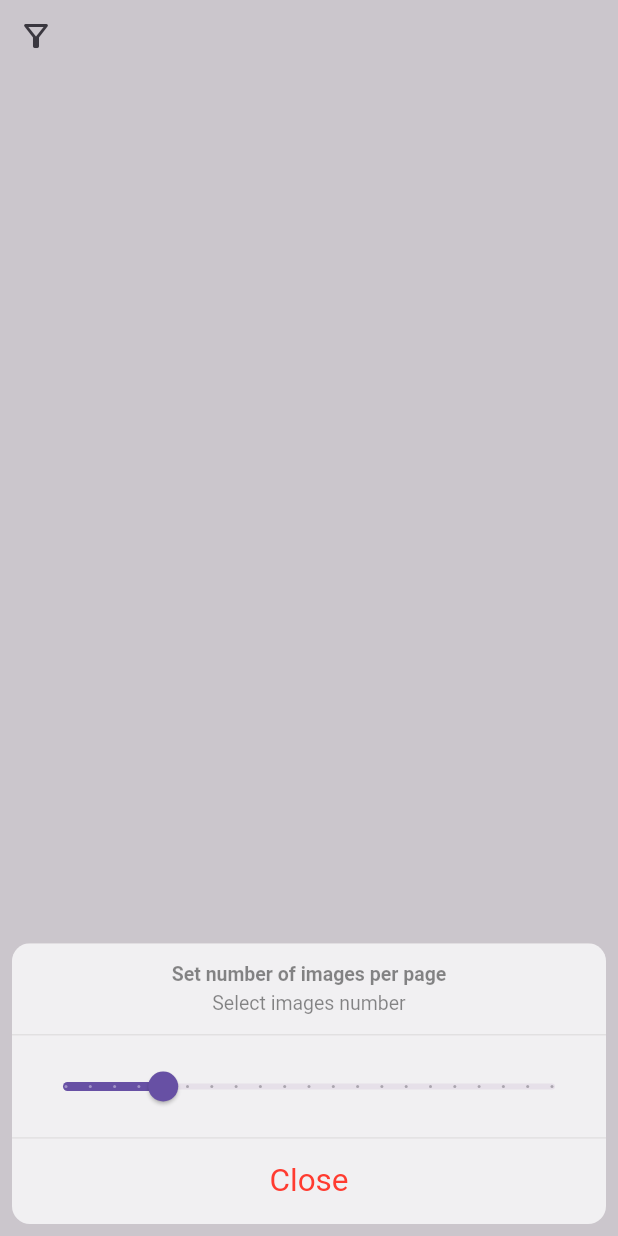
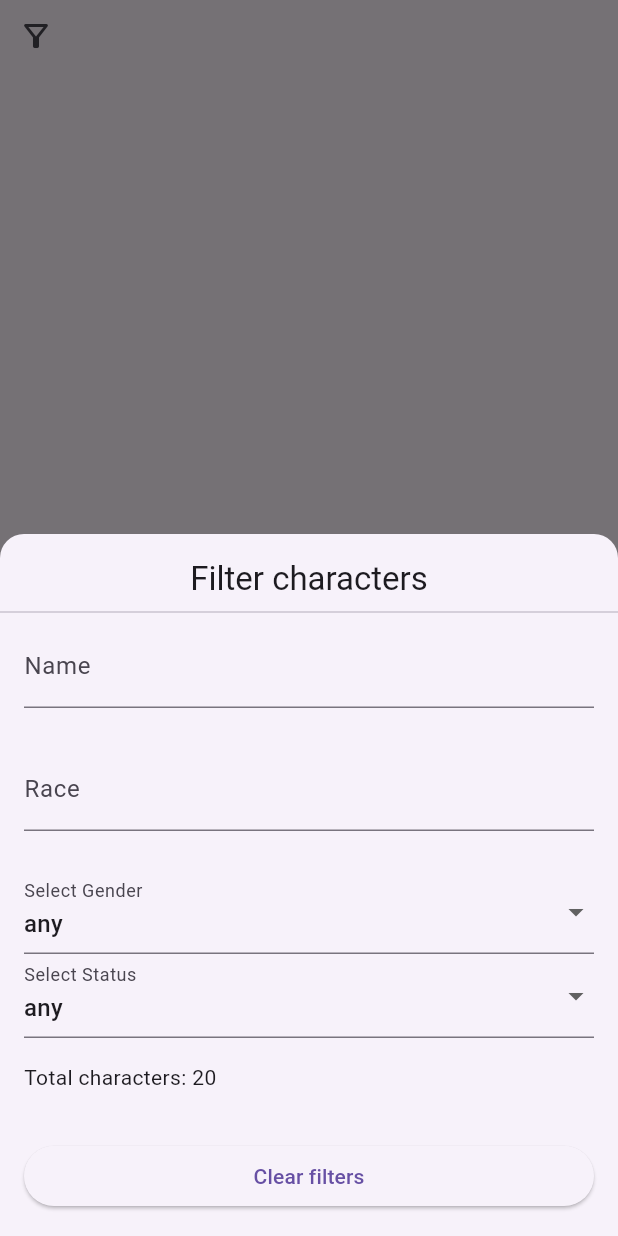
Before and after one commit to drybnikov/morty_api, a Flutter app: the FilterActionWidget widget shown alone on an empty page, opened directly, after a tap on the "filter alt" icon, on a phone screen of 412 x 824 dp. Run offline on Flutter 3.47's test engine with Material 2 defaults, Android fonts, the phone set to English and light mode, and no system bars; our stand-ins replace cached_network_image, dio, equatable, flutter_bloc, freezed_annotation, get_it and 3 more; missing offline and left inert: fimber; accounts and stored records are empty; generated files the repository leaves out were written again.

Commit message:
Add filter modal and apply it to quries

```diff
--- a/lib/characters/bloc/photos_bloc.dart
+++ b/lib/characters/bloc/photos_bloc.dart
@@ -5,6 +5,7 @@ import 'package:fimber/fimber.dart';
 import 'package:flutter_bloc/flutter_bloc.dart';
 import 'package:freezed_annotation/freezed_annotation.dart';
 import 'package:injectable/injectable.dart';
+import 'package:morty_api/characters/model/character_filter.dart';
 import 'package:morty_api/characters/model/character_model.dart';
 import 'package:morty_api/network/model/characters/page_model.dart';
 import 'package:morty_api/repository/characters_repository.dart';
@@ -15,8 +16,8 @@ part 'photos_bloc.freezed.dart';
 class PhotosEvent with _$PhotosEvent {
   const PhotosEvent._();
 
-  const factory PhotosEvent.fetchPhotos({required PageModel pageModel}) =
-      _fetchPhotos;
+  const factory PhotosEvent.fetchPhotos(
+      {required PageModel pageModel, CharacterFilter? filter}) = _fetchPhotos;
 
   const factory PhotosEvent.getNextPage() = _getNextPage;
 
@@ -27,24 +28,28 @@ class PhotosEvent with _$PhotosEvent {
 
   const factory PhotosEvent.updateFavorites(List<int> favorites) =
       _updateFavorites;
+
+  const factory PhotosEvent.filterCharacters(
+      {required CharacterFilter filter}) = _filterCharacters;
 }
 
 @Freezed(toStringOverride: false)
 class PhotosState with _$PhotosState {
   const PhotosState._();
 
-  const factory PhotosState.loading(
-      {@Default(CharactersData(
-        characters: [],
-        pageModel: PageModel.firstPage(),
-      ))
-          CharactersData characters}) = _loading;
+  const factory PhotosState.loading({
+    @Default(CharactersData()) CharactersData characters,
+    CharacterFilter? filter,
+  }) = _loading;
 
-  const factory PhotosState.initialized({required CharactersData characters}) =
-      _initialized;
+  const factory PhotosState.initialized({
+    required CharactersData characters,
+    CharacterFilter? filter,
+  }) = _initialized;
 
   const factory PhotosState.error({
     required CharactersData characters,
+    CharacterFilter? filter,
     @Default('Error') String message,
     String? errorCode,
   }) = photosError;
@@ -64,6 +69,7 @@ class PhotosBloc extends Bloc<PhotosEvent, PhotosState> {
     on<_getPrevPage>(_onGetPrevPage);
     on<_updateFavorite>(_onUpdateFavorite);
     on<_updateFavorites>(_onUpdateFavorites);
+    on<_filterCharacters>(_onFilterCharacters);
 
     _favoritesSubscription =
         _photosRepository.watchFavorites().listen((newFavorites) {
@@ -82,23 +88,27 @@ class PhotosBloc extends Bloc<PhotosEvent, PhotosState> {
       final pageModel = event.pageModel;
 
       final charactersResult = await _photosRepository.fetchCharactersData(
-        page: event.pageModel.current,
-        limit: pageModel.pages,
+        page: pageModel.current,
+        filter: event.filter,
       );
 
-      emit(_initialized(characters: charactersResult));
+      emit(_initialized(characters: charactersResult, filter: event.filter));
     } on Object catch (error, st) {
       Fimber.e('Error when load characters', ex: error, stacktrace: st);
       if (error is DioError) {
         emit(photosError(
           message: error.response?.data.toString() ?? error.message,
           errorCode: error.type.name,
-          characters: state.characters,
+          characters: error.response?.statusCode == 404
+              ? const CharactersData()
+              : state.characters,
+          filter: event.filter,
         ));
       } else {
         emit(photosError(
           message: error.toString(),
           characters: state.characters,
+          filter: event.filter,
         ));
       }
     }
@@ -140,6 +150,16 @@ class PhotosBloc extends Bloc<PhotosEvent, PhotosState> {
       ),
     );
   }
+
+  FutureOr<void> _onFilterCharacters(_filterCharacters event, emit) async {
+    await _onFetchPhotos(
+      _fetchPhotos(
+        pageModel: const PageModel.firstPage(),
+        filter: event.filter,
+      ),
+      emit,
+    );
+  }
 }
 
 extension CharactersDataUpdate on CharactersData {
--- a/lib/characters/character_card_screen.dart
+++ b/lib/characters/character_card_screen.dart
@@ -28,7 +28,12 @@ class CharacterCardScreen extends StatelessWidget {
                 elevation: 4,
                 pinned: true,
                 expandedHeight: MediaQuery.of(context).size.height / 4,
-                title: Text(model.name),
+                title: Text(
+                  model.name,
+                  style: TextStyle(
+                    color: Theme.of(context).colorScheme.onPrimary,
+                  ),
+                ),
                 flexibleSpace: Stack(
                   children: [
                     Hero(
@@ -50,6 +55,10 @@ class CharacterCardScreen extends StatelessWidget {
                           ),
                         ),
                       ),
+                    ),
+                    Container(
+                      color: Colors.black26,
+                      height: kToolbarHeight * 2,
                     ),
                     Align(
                       alignment: Alignment.bottomRight,
--- /dev/null
+++ b/lib/characters/model/character_filter.dart
@@ -0,0 +1,13 @@
+import 'package:freezed_annotation/freezed_annotation.dart';
+
+part 'character_filter.freezed.dart';
+
+@freezed
+class CharacterFilter with _$CharacterFilter {
+  const factory CharacterFilter({
+    String? name,
+    String? status,
+    String? gender,
+    String? race,
+  }) = _CharacterFilter;
+}
--- a/lib/characters/model/character_model.dart
+++ b/lib/characters/model/character_model.dart
@@ -20,7 +20,7 @@ class CharacterModel with _$CharacterModel {
 @freezed
 class CharactersData with _$CharactersData {
   const factory CharactersData({
-    required List<CharacterModel> characters,
-    required PageModel pageModel,
+    @Default([]) List<CharacterModel> characters,
+    @Default(PageModel.firstPage()) PageModel pageModel,
   }) = _CharactersData;
 }
--- a/lib/characters/widgets/filter_action_widget.dart
+++ b/lib/characters/widgets/filter_action_widget.dart
@@ -1,8 +1,15 @@
+import 'dart:math';
+
+import 'package:fimber/fimber.dart';
 import 'package:flutter/cupertino.dart';
 import 'package:flutter/material.dart';
 import 'package:flutter_bloc/flutter_bloc.dart';
 import 'package:morty_api/characters/bloc/photos_bloc.dart';
-import 'package:morty_api/network/model/characters/page_model.dart';
+import 'package:morty_api/characters/model/character_filter.dart';
+import 'package:morty_api/network/model/characters/character_response.dart';
+import 'package:morty_api/utils/device_padding_utils.dart';
+
+import 'text_field_widget.dart';
 
 class FilterActionWidget extends StatelessWidget {
   const FilterActionWidget({super.key});
@@ -10,59 +17,151 @@ class FilterActionWidget extends StatelessWidget {
   @override
   Widget build(BuildContext context) {
     return IconButton(
-      onPressed: () => showCupertinoModalPopup(
+      onPressed: () => showModalBottomSheet(
         context: context,
+        isScrollControlled: true,
+        shape: const RoundedRectangleBorder(
+          borderRadius: BorderRadius.vertical(top: Radius.circular(16)),
+        ),
         builder: (internalContext) => BlocProvider.value(
-          value: context.read<PhotosBloc>(),
-          child: CupertinoActionSheet(
-            title: const Text('Set number of images per page'),
-            message: const Text('Select images number'),
-            actions: <CupertinoActionSheetAction>[
-              CupertinoActionSheetAction(
-                  onPressed: () => Navigator.pop(internalContext),
-                  child: const Material(
-                    color: Colors.transparent,
-                    child: PageLimitSliderWidget(),
-                  )),
-              CupertinoActionSheetAction(
-                isDestructiveAction: true,
-                onPressed: () => Navigator.pop(internalContext),
-                child: const Text('Close'),
+            value: context.read<PhotosBloc>(),
+            child: Padding(
+              padding: MediaQuery.of(context).viewInsets,
+              child: SingleChildScrollView(
+                physics: const ClampingScrollPhysics(),
+                child: Column(
+                  mainAxisSize: MainAxisSize.min,
+                  children: [
+                    const SizedBox(height: 16),
+                    Text(
+                      'Filter characters',
+                      style: Theme.of(context).textTheme.titleLarge,
+                    ),
+                    const Divider(),
+                    const _FilterFormWidget(),
+                  ],
+                ),
               ),
-            ],
-          ),
-        ),
+            )),
       ),
       icon: const Icon(Icons.filter_alt_outlined),
     );
   }
 }
 
-class PageLimitSliderWidget extends StatelessWidget {
-  const PageLimitSliderWidget({super.key});
+class _FilterFormWidget extends StatefulWidget {
+  const _FilterFormWidget({super.key});
+
+  @override
+  State<_FilterFormWidget> createState() => _FilterFormWidgetState();
+}
+
+class _FilterFormWidgetState extends State<_FilterFormWidget> {
+  final _formKey = GlobalKey<FormState>();
+  CharacterFilter _characterFilter = const CharacterFilter();
 
   @override
   Widget build(BuildContext context) {
     return BlocBuilder<PhotosBloc, PhotosState>(
-      builder: (_, state) {
-        final currentSliderValue = state.characters.pageModel.pages.toDouble();
+      builder: (context, state) {
+        final model = state.characters.pageModel;
+        _characterFilter = state.filter ?? _characterFilter;
+        Fimber.d('Filter: $_characterFilter, model: $model');
 
-        return Slider(
-          value: currentSliderValue,
-          max: 100,
-          divisions: 20,
-          label: currentSliderValue.round().toString(),
-          onChanged: (value) =>
-              _onChangeLimit(context, state.characters.pageModel, value),
+        return Padding(
+          padding: const EdgeInsets.symmetric(horizontal: 16),
+          child: Form(
+            autovalidateMode: AutovalidateMode.disabled,
+            key: _formKey,
+            child: AutofillGroup(
+              child: ListView(
+                // mainAxisSize: MainAxisSize.max,
+                shrinkWrap: true,
+                children: [
+                  TextFieldWidget(
+                    initialValue: _characterFilter.name ?? '',
+                    hintLabel: 'Name',
+                    onChanged: (value) => _updateFilters(name: value),
+                  ),
+                  TextFieldWidget(
+                    initialValue: _characterFilter.race ?? '',
+                    hintLabel: 'Race',
+                    onChanged: (value) => _updateFilters(race: value),
+                  ),
+                  DropdownButtonFormField(
+                    decoration:
+                        const InputDecoration(labelText: 'Select Gender'),
+                    value: _characterFilter.gender?.toLowerCase() ?? '',
+                    items: _genderItems,
+                    onChanged: (String? value) {
+                      _updateFilters(gender: value);
+                    },
+                  ),
+                  DropdownButtonFormField(
+                    decoration:
+                        const InputDecoration(labelText: 'Select Status'),
+                    value: _characterFilter.status?.toLowerCase() ?? '',
+                    items: _statusItems,
+                    onChanged: (String? value) {
+                      _updateFilters(status: value);
+                    },
+                  ),
+                  const SizedBox(height: 16),
+                  Text('Total characters: ${max(model.pages, model.count)}'),
+                  const SizedBox(height: 32),
+                  Padding(
+                    padding: context.bottomPaddingOr(),
+                    child: ElevatedButton(
+                      onPressed: _onSubmit,
+                      child: const Text('Clear filters'),
+                    ),
+                  ),
+                ],
+              ),
+            ),
+          ),
         );
       },
     );
   }
 
-  void _onChangeLimit(BuildContext context, PageModel model, double newValue) {
-    context.read<PhotosBloc>().add(
-          PhotosEvent.fetchPhotos(
-              pageModel: model.copyWith(pages: newValue.toInt())),
-        );
+  void _onSubmit() {
+    setState(() => _characterFilter = const CharacterFilter());
+
+    context
+        .read<PhotosBloc>()
+        .add(PhotosEvent.filterCharacters(filter: _characterFilter));
+
+    Navigator.of(context).pop();
   }
+
+  void _updateFilters({
+    String? name,
+    String? gender,
+    String? status,
+    String? race,
+  }) {
+    _characterFilter = _characterFilter.copyWith(
+      name: name ?? _characterFilter.name,
+      gender: gender ?? _characterFilter.gender,
+      status: status ?? _characterFilter.status,
+      race: race ?? _characterFilter.race,
+    );
+
+    context
+        .read<PhotosBloc>()
+        .add(PhotosEvent.filterCharacters(filter: _characterFilter));
+  }
+
+  final _statusItems = CharacterStatus.values
+      .map((e) => DropdownMenuItem(value: e.name, child: Text(e.name)))
+      .toList()
+    ..add(anyItem);
+
+  final _genderItems = GenderType.values
+      .map((e) => DropdownMenuItem(value: e.name, child: Text(e.name)))
+      .toList()
+    ..add(anyItem);
 }
+
+const anyItem = DropdownMenuItem(value: '', child: Text('any'));
--- /dev/null
+++ b/lib/characters/widgets/text_field_widget.dart
@@ -0,0 +1,107 @@
+import 'package:flutter/material.dart';
+import 'package:flutter/services.dart';
+
+typedef SuffixIcon = Widget Function(String text);
+
+const textFieldHeight = 82.0;
+
+class TextFieldWidget extends StatefulWidget {
+  final String hintLabel;
+  final String initialValue;
+  final TextInputType inputType;
+  final List<TextInputFormatter> inputFormatters;
+  final Iterable<String>? autofillHints;
+  final SuffixIcon? suffixIcon;
+  final FormFieldValidator<String>? validator;
+  final ValueChanged<String>? onChanged;
+  final bool? enabled;
+  final TextInputAction? textInputAction;
+  final bool obscureText;
+  final bool autofocus;
+  final AutovalidateMode autovalidateMode;
+  final bool hasFixedHeight;
+  final Widget? prefixIcon;
+  final int maxInputLines;
+  final GestureTapCallback? onTap;
+  final bool buildClearIcon;
+  final bool readOnly;
+
+  const TextFieldWidget({
+    Key? key,
+    this.hintLabel = '',
+    this.inputType = TextInputType.number,
+    this.textInputAction = TextInputAction.next,
+    this.inputFormatters = const [],
+    this.autofillHints,
+    this.suffixIcon,
+    this.validator,
+    this.onChanged,
+    this.enabled,
+    this.obscureText = false,
+    this.initialValue = '',
+    this.autofocus = false,
+    this.autovalidateMode = AutovalidateMode.onUserInteraction,
+    this.hasFixedHeight = true,
+    this.maxInputLines = 1,
+    this.buildClearIcon = false,
+    this.prefixIcon,
+    this.onTap,
+    this.readOnly = false,
+  }) : super(key: key);
+
+  @override
+  State<TextFieldWidget> createState() => _TextFieldWidgetState();
+}
+
+class _TextFieldWidgetState extends State<TextFieldWidget> {
+  late final TextEditingController _textFieldController;
+
+  @override
+  void initState() {
+    _textFieldController = TextEditingController(text: widget.initialValue);
+    super.initState();
+  }
+
+  @override
+  Widget build(BuildContext context) {
+    return SizedBox(
+      height: widget.hasFixedHeight ? textFieldHeight : null,
+      child: TextFormField(
+        autofillHints: widget.autofillHints,
+        controller: _textFieldController,
+        textInputAction: widget.textInputAction,
+        keyboardType: widget.inputType,
+        enabled: widget.enabled,
+        readOnly: widget.readOnly,
+        autofocus: widget.autofocus,
+        obscureText: widget.obscureText,
+        autovalidateMode: widget.autovalidateMode,
+        validator: widget.validator,
+        onChanged: widget.onChanged,
+        inputFormatters: widget.inputFormatters,
+        maxLines: widget.maxInputLines,
+        minLines: 1,
+        onTap: widget.onTap,
+        decoration: InputDecoration(
+          labelText: widget.hintLabel,
+          prefixIcon: widget.prefixIcon,
+          suffixIcon: _buildSuffix,
+        ),
+      ),
+    );
+  }
+
+  Widget? get _buildSuffix {
+    return widget.suffixIcon != null
+        ? widget.suffixIcon?.call(_textFieldController.text)
+        : widget.buildClearIcon
+            ? IconButton(
+                onPressed: () => setState(() => _textFieldController.clear()),
+                icon: const Icon(
+                  Icons.clear,
+                  size: 24,
+                ),
+              )
+            : null;
+  }
+}
--- a/lib/data/user.dart
+++ b/lib/data/user.dart
@@ -7,15 +7,26 @@ class User {
   Id id = Isar.autoIncrement;
 
   Filters? filters;
+
+  User({
+    required this.id,
+    this.filters,
+  });
 }
 
 @embedded
 class Filters {
   String? name;
-
   String? gender;
   String? status;
   String? race;
+
+  Filters({
+    this.name,
+    this.gender,
+    this.status,
+    this.race,
+  });
 }
 
 @collection
--- a/lib/data/user_data_provider_impl.dart
+++ b/lib/data/user_data_provider_impl.dart
@@ -50,11 +50,14 @@ class UserDataProviderImpl implements UserDataProvider {
   }
 
   @override
-  Future<List<CharacterCollection>> fetchCharacterData(
-      int page, int limit) async {
-    Fimber.d('page: $page, limit: $limit, offset: ${page * limit} ');
+  Future<List<CharacterCollection>> fetchCharacterData(int page, int limit,
+      {Filters? filters}) async {
     return _isar.characterCollections
-        .where()
+        .filter()
+        .nameMatches('*${filters?.name ?? ''}*', caseSensitive: false)
+        .speciesMatches('*${filters?.race ?? ''}*', caseSensitive: false)
+        .statusContains(filters?.status ?? '')
+        .genderContains(filters?.gender ?? '')
         .offset(page * limit)
         .limit(limit)
         .findAll();
--- /dev/null
+++ b/lib/network/mappers/character_mapper.dart
@@ -0,0 +1,11 @@
+import 'package:morty_api/characters/model/character_filter.dart';
+import 'package:morty_api/data/user.dart';
+
+extension CharacterFilterMapper on CharacterFilter {
+  Filters get toUserFilter => Filters(
+        name: name,
+        race: race,
+        status: status,
+        gender: gender,
+      );
+}
--- a/lib/network/model/characters/page_model.dart
+++ b/lib/network/model/characters/page_model.dart
@@ -9,6 +9,7 @@ const int pageSize = 20;
 class PageModel extends Equatable {
   final int current;
   final int pages;
+  final int count;
   final String? next;
   final String? prev;
 
@@ -21,29 +22,33 @@ class PageModel extends Equatable {
     required this.pages,
     this.next,
     this.prev,
+    this.count = 0,
   });
 
   const PageModel.firstPage({
     this.current = 1,
     this.pages = pageSize,
+    this.count = pageSize,
     this.next = '2',
     this.prev,
   });
 
-  PageModel copyWith({int? current, int? pages, String? next, String? prev}) =>
+  PageModel copyWith(
+          {int? current, int? pages, String? next, String? prev, int? count}) =>
       PageModel(
         current: current ?? this.current,
         pages: pages ?? this.pages,
         next: next ?? this.next,
         prev: prev ?? this.prev,
+        count: count ?? this.count,
       );
 
   @override
-  List<Object?> get props => [current, pages, next, prev];
+  List<Object?> get props => [current, pages, next, prev, count];
 
   @override
   String toString() =>
-      'PageModel(current:$current, pages:$pages, next:$next, prev:$prev)';
+      'PageModel(current:$current, pages:$pages, next:$next, prev:$prev, count:$count )';
 
   factory PageModel.fromJson(Map<String, dynamic> json) =>
       _$PageModelFromJson(json);
--- a/lib/network/repository/characters_repository_impl.dart
+++ b/lib/network/repository/characters_repository_impl.dart
@@ -1,7 +1,9 @@
 import 'package:fimber/fimber.dart';
 import 'package:injectable/injectable.dart';
+import 'package:morty_api/characters/model/character_filter.dart';
 import 'package:morty_api/characters/model/character_model.dart';
 import 'package:morty_api/data/character_data.dart';
+import 'package:morty_api/network/mappers/character_mapper.dart';
 import 'package:morty_api/network/model/characters/character_response.dart';
 import 'package:morty_api/network/rest_client_public.dart';
 import 'package:morty_api/repository/characters_repository.dart';
@@ -32,14 +34,25 @@ class CharactersRepositoryImpl implements CharactersRepository {
 
   @override
   Future<CharactersData> fetchCharactersData(
-      {required int page, required int limit}) async {
+      {required int page, CharacterFilter? filter}) async {
     try {
-      final cachedData =
-          await _userDataProvider.fetchCharacterData(page - 1, pageSize);
+      final cachedData = await _userDataProvider.fetchCharacterData(
+        page - 1,
+        pageSize,
+        filters: filter?.toUserFilter,
+      );
       final favorites = await _userDataProvider.fetchFavorites();
+      Fimber.d('filter:$filter, cachedData size: ${cachedData.length}');
 
-      if (cachedData.isEmpty) {
-        final result = await _restClient.getCharacterPage(page);
+      if (cachedData.isEmpty || cachedData.length < pageSize) {
+        final result = await _restClient.getCharacterPage(
+          page: page,
+          name: filter?.name,
+          species: filter?.race,
+          gender: filter?.gender,
+          status: filter?.status,
+        );
+
         final charactersList =
             result.characters.map((e) => e.toCharacterCollection()).toList();
         await _userDataProvider.storeCharacterData(charactersList);
--- a/lib/network/rest_client_public.dart
+++ b/lib/network/rest_client_public.dart
@@ -25,7 +25,11 @@ abstract class RestClientPublic {
 
   /// Get paged photos list with headers
   @GET('character/')
-  Future<CharactersResponse> getCharacterPage(
-    @Query('page') int page,
-  );
+  Future<CharactersResponse> getCharacterPage({
+    @Query('page') required int page,
+    @Query('name') String? name,
+    @Query('status') String? status,
+    @Query('species') String? species,
+    @Query('gender') String? gender,
+  });
 }
--- a/lib/repository/characters_repository.dart
+++ b/lib/repository/characters_repository.dart
@@ -1,3 +1,4 @@
+import 'package:morty_api/characters/model/character_filter.dart';
 import 'package:morty_api/characters/model/character_model.dart';
 
 abstract class CharactersRepository {
@@ -7,7 +8,7 @@ abstract class CharactersRepository {
 
   ///Fetch Characters paginated response for specific [page] and [limit]
   Future<CharactersData> fetchCharactersData(
-      {required int page, required int limit});
+      {required int page, CharacterFilter? filter});
 
   Future<bool> updateFavorite(CharactersData data, CharacterModel character);
 
--- a/lib/repository/user_data_provider.dart
+++ b/lib/repository/user_data_provider.dart
@@ -8,7 +8,8 @@ abstract class UserDataProvider {
 
   Future<bool> updateFavorite(int characterId, bool isFavorite);
 
-  Future<List<CharacterCollection>> fetchCharacterData(int page, int limit);
+  Future<List<CharacterCollection>> fetchCharacterData(int page, int limit,
+      {Filters? filters});
 
   Future<bool> storeCharacterData(List<CharacterCollection> charactersList);
 }
--- /dev/null
+++ b/lib/utils/device_padding_utils.dart
@@ -0,0 +1,12 @@
+import 'package:flutter/material.dart';
+
+extension DevicePaddingExtensions on BuildContext {
+  /// Returns bottoms padding from [MediaQuery], or [optionalPadding] if it's empty
+  EdgeInsetsDirectional bottomPaddingOr({double optionalPadding = 16}) {
+    final bottomPadding = MediaQuery.of(this).viewPadding.bottom;
+
+    return EdgeInsetsDirectional.only(
+        bottom:
+            bottomPadding > optionalPadding ? bottomPadding : optionalPadding);
+  }
+}
```
Also changed, not shown: lib/characters/bloc/photos_bloc.freezed.dart, lib/characters/model/character_filter.freezed.dart (added), lib/characters/model/character_model.freezed.dart, lib/data/user.g.dart, lib/di/injection_container.config.dart, lib/network/model/characters/page_model.g.dart, lib/network/rest_client_public.g.dart.
